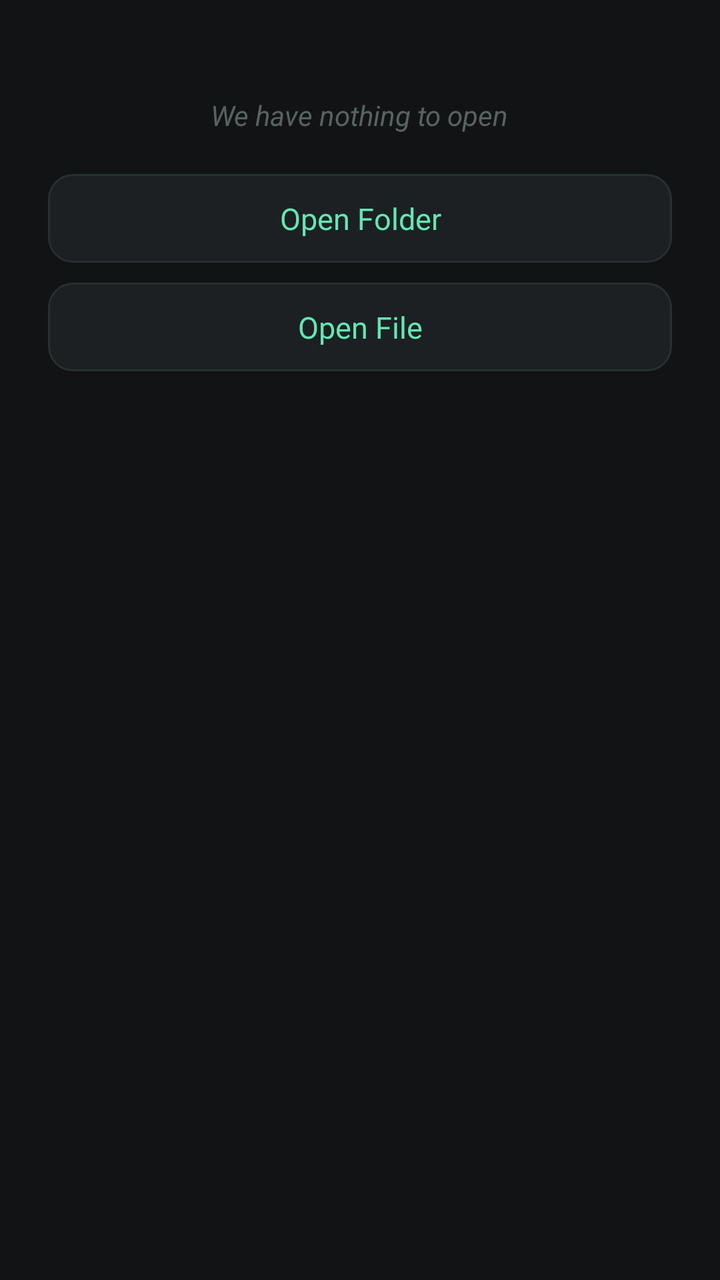
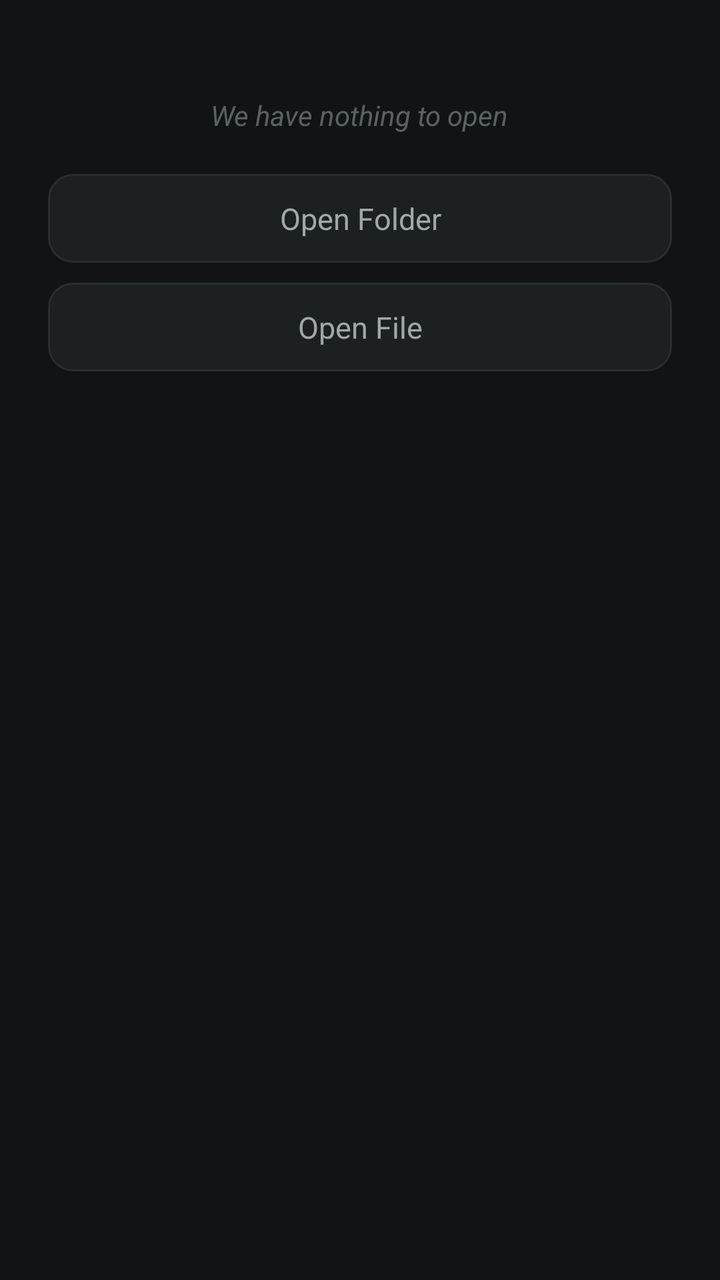

Two renders of the same Android screen: before a commit and after it. Below are the layout's source before the change and the commit's diff.
<!-- AndroidManifest.xml: application theme Theme.PyEdit -->
<!-- res/layout/view_main_workspace.xml -->
<?xml version="1.0" encoding="utf-8"?>
<FrameLayout xmlns:android="http://schemas.android.com/apk/res/android"
    android:layout_width="match_parent"
    android:layout_height="match_parent"
    android:background="@color/editor_background">

    
    <LinearLayout
        android:id="@+id/group_empty_state"
        android:layout_width="match_parent"
        android:layout_height="match_parent"
        android:orientation="vertical"
        android:gravity="center_horizontal"
        android:paddingTop="48dp"
        android:paddingStart="24dp"
        android:paddingEnd="24dp">

        <TextView
            android:layout_width="wrap_content"
            android:layout_height="wrap_content"
            android:text="@string/nothing_to_open"
            android:textColor="@color/text_comment"
            android:textStyle="italic"
            android:alpha="0.7"
            android:textSize="14sp"
            android:layout_marginBottom="20dp" />

        <LinearLayout
            android:layout_width="match_parent"
            android:layout_height="wrap_content"
            android:orientation="vertical">

            <TextView
                android:id="@+id/btn_open_folder"
                android:layout_width="match_parent"
                android:layout_height="wrap_content"
                android:text="@string/open_folder"
                android:textColor="@color/mint_primary"
                android:textSize="15sp"
                android:gravity="center"
                android:background="@drawable/popup_bg"
                android:paddingTop="12dp"
                android:paddingBottom="12dp"
                android:layout_marginBottom="10dp"
                android:clickable="true"
                android:focusable="true" />

            <TextView
                android:id="@+id/btn_open_file"
                android:layout_width="match_parent"
                android:layout_height="wrap_content"
                android:text="@string/open_file"
                android:textColor="@color/mint_primary"
                android:textSize="15sp"
                android:gravity="center"
                android:background="@drawable/popup_bg"
                android:paddingTop="12dp"
                android:paddingBottom="12dp"
                android:clickable="true"
                android:focusable="true" />

        </LinearLayout>

    </LinearLayout>

    
    <LinearLayout
        android:id="@+id/group_folder_browse"
        android:layout_width="match_parent"
        android:layout_height="match_parent"
        android:orientation="vertical"
        android:visibility="gone">

        <TextView
            android:id="@+id/tv_no_python_files_main"
            android:layout_width="match_parent"
            android:layout_height="wrap_content"
            android:text="@string/no_python_files"
            android:textColor="@color/text_comment"
            android:textStyle="italic"
            android:alpha="0.7"
            android:textSize="14sp"
            android:gravity="center"
            android:paddingTop="48dp"
            android:visibility="gone" />

        <androidx.recyclerview.widget.RecyclerView
            android:id="@+id/rv_folder_browse_main"
            android:layout_width="match_parent"
            android:layout_height="match_parent"
            android:paddingTop="8dp" />

    </LinearLayout>

</FrameLayout>
<!-- resources referenced by this layout -->
<resources>
  <color name="editor_background">#111315</color>
  <color name="mint_primary">#65E6B3</color>
  <color name="text_comment">#78857F</color>
  <!-- drawable popup_bg (drawable) -->
  <?xml version="1.0" encoding="utf-8"?>
  <shape xmlns:android="http://schemas.android.com/apk/res/android"
      android:shape="rectangle">
      <solid android:color="@color/popup_background" />
      <corners android:radius="12dp" />
      <stroke
          android:width="1dp"
          android:color="@color/border_divider" />
  </shape>
  <string name="no_python_files">There is no python file inside this folder</string>
  <string name="nothing_to_open">We have nothing to open</string>
  <string name="open_file">Open File</string>
  <string name="open_folder">Open Folder</string>
  <style name="Theme.PyEdit" parent="Theme.MaterialComponents.NoActionBar">
          <item name="colorPrimary">@color/mint_primary</item>
          <item name="colorPrimaryDark">@color/topbar_background</item>
          <item name="colorAccent">@color/mint_primary</item>
          <item name="android:windowBackground">@color/editor_background</item>
          <item name="android:statusBarColor">@color/topbar_background</item>
          <item name="android:navigationBarColor">@color/editor_background</item>
          <item name="android:textColor">@color/text_normal</item>
          <item name="android:textColorPrimary">@color/text_normal</item>
          <item name="android:windowLightStatusBar">false</item>
      </style>
  <color name="popup_background">#1C2023</color>
  <color name="border_divider">#292F2D</color>
  <color name="topbar_background">#181B1E</color>
  <color name="text_normal">#E8ECEA</color>
</resources>

<!-- the commit's change to res/layout/view_main_workspace.xml (unified diff, before → after) -->
@@ -4,7 +4,6 @@
     android:layout_height="match_parent"
     android:background="@color/editor_background">
 
-    
     <LinearLayout
         android:id="@+id/group_empty_state"
         android:layout_width="match_parent"
@@ -30,12 +29,13 @@
             android:layout_height="wrap_content"
             android:orientation="vertical">
 
+            
             <TextView
                 android:id="@+id/btn_open_folder"
                 android:layout_width="match_parent"
                 android:layout_height="wrap_content"
                 android:text="@string/open_folder"
-                android:textColor="@color/mint_primary"
+                android:textColor="@color/accent_grey"
                 android:textSize="15sp"
                 android:gravity="center"
                 android:background="@drawable/popup_bg"
@@ -50,7 +50,7 @@
                 android:layout_width="match_parent"
                 android:layout_height="wrap_content"
                 android:text="@string/open_file"
-                android:textColor="@color/mint_primary"
+                android:textColor="@color/accent_grey"
                 android:textSize="15sp"
                 android:gravity="center"
                 android:background="@drawable/popup_bg"
@@ -63,7 +63,6 @@
 
     </LinearLayout>
 
-    
     <LinearLayout
         android:id="@+id/group_folder_browse"
         android:layout_width="match_parent"
<!-- resource entries referenced after the edit -->
@@ -1,5 +1,6 @@
 <!-- resources referenced by this layout -->
 <resources>
+  <color name="accent_grey">#A0A9A6</color>
   <color name="editor_background">#111315</color>
   <color name="mint_primary">#65E6B3</color>
   <color name="text_comment">#78857F</color>
